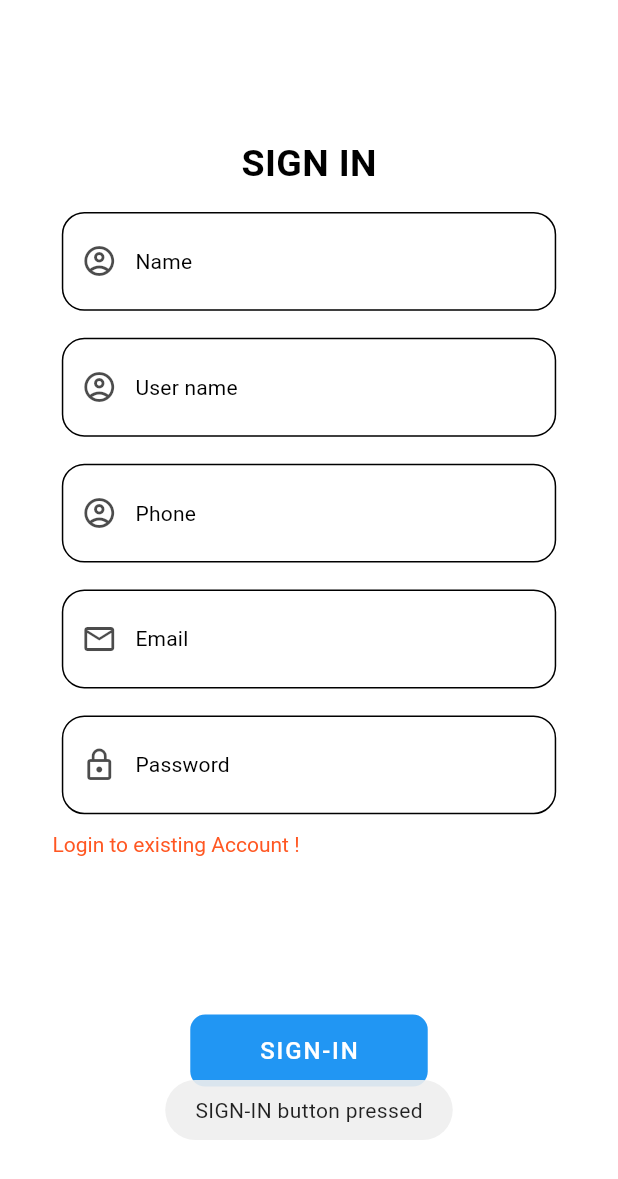
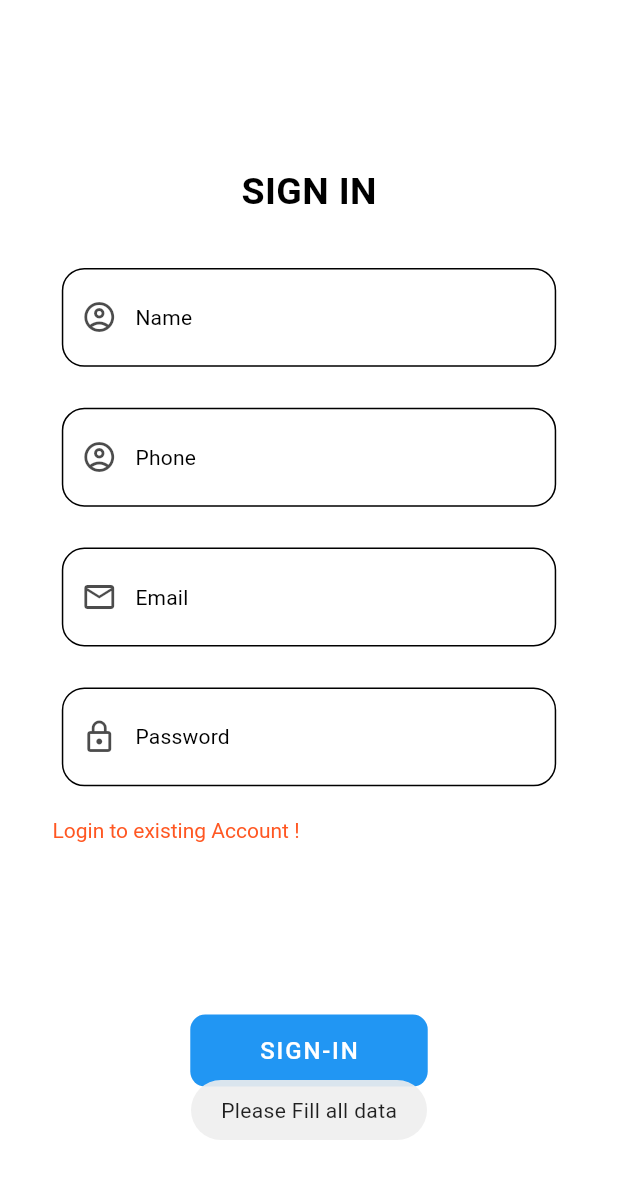
Before and after one commit to DineshSinghAndroid/blackbox, a Flutter app: the SignupScreen screen opened directly, after a tap on "SIGN-IN", on a phone screen of 412 x 824 dp. Shown: the top 1179 px of the screen. Run offline on Flutter 3.47's test engine with Material 2 defaults, Android fonts, the phone set to English and light mode, and no system bars; our stand-ins replace drift, flutter_screenutil, fluttertoast, get, lottie, shared_preferences; missing offline and left inert: flutter_barcode_scanner, flutter_qr_bar_scanner; accounts and stored records are empty; generated files the repository leaves out were written again.

Commit message:
login signup done

```diff
--- a/lib/Model/ModelRegistration.dart
+++ b/lib/Model/ModelRegistration.dart
@@ -1,18 +1,15 @@
 class ModelRegister {
   String? message;
-  int? otp;
 
-  ModelRegister({this.message, this.otp});
+  ModelRegister({this.message});
 
   ModelRegister.fromJson(Map<String, dynamic> json) {
     message = json['message'];
-    otp = json['otp'];
   }
 
   Map<String, dynamic> toJson() {
     final Map<String, dynamic> data = new Map<String, dynamic>();
     data['message'] = this.message;
-    data['otp'] = this.otp;
     return data;
   }
 }
--- a/lib/View/auth/login_screen.dart
+++ b/lib/View/auth/login_screen.dart
@@ -1,3 +1,6 @@
+import 'dart:convert';
+import 'package:http/http.dart' as http;
+
 import 'package:blackbox/Utils/app_theme.dart';
 import 'package:blackbox/Utils/button.dart';
 import 'package:blackbox/View/auth/signup_screen.dart';
@@ -12,12 +15,13 @@ class LoginScreen extends StatefulWidget {
   _LoginScreenState createState() => _LoginScreenState();
 }
 
-class _LoginScreenState extends State<LoginScreen>
-    with SingleTickerProviderStateMixin {
+class _LoginScreenState extends State<LoginScreen> with SingleTickerProviderStateMixin {
   late AnimationController _controller;
   late Animation<double> _animation;
   TextEditingController AddName = TextEditingController();
 
+  TextEditingController username = TextEditingController();
+  TextEditingController password = TextEditingController();
   @override
   void initState() {
     super.initState();
@@ -49,6 +53,34 @@ class _LoginScreenState extends State<LoginScreen>
       );
 
     _controller.forward();
+  }
+
+  login(String phone, password) async {
+    Map data = {"username": phone, "password": password};
+    print("GOING DATA IS ::::>>>>$data");
+
+    String body = json.encode(data);
+    var url = 'https://bbxlite.azurewebsites.net/api/userLogin?code=L3nlW6WNdjZT8BJJ4_CR1u3F8WL60s2jdfJCGND1pLGFAzFunHfX-w==';
+    var response = await http.post(
+      Uri.parse(url),
+      body: body,
+      headers: {"Content-Type": "application/json", "accept": "application/json", "Access-Control-Allow-Origin": "*"},
+    );
+    print(response.body);
+    print(response.statusCode);
+    String mess = json.decode(response.body)["message"].toString();
+    String OTPfromServer = json.decode(response.body)["otp"].toString();
+
+    print("OTP IS ::::>>>" + OTPfromServer);
+    if (response.statusCode == 200) {
+      Fluttertoast.showToast(msg: mess);
+
+      print('success');
+    } else {
+      print('error');
+
+      Fluttertoast.showToast(msg: mess);
+    }
   }
 
   @override
@@ -86,10 +118,8 @@ class _LoginScreenState extends State<LoginScreen>
                         ),
                       ),
                       SizedBox(),
-                      component1(Icons.account_circle_outlined, 'User Id...',
-                          false, false),
-                       component1(
-                          Icons.lock_outline, 'Password...', true, false),
+                      component1(Icons.account_circle_outlined, 'Phone Number...', false, false),
+                      component1(Icons.lock_outline, 'Password...', true, false),
                       Row(
                         mainAxisAlignment: MainAxisAlignment.center,
                         children: [
@@ -102,9 +132,7 @@ class _LoginScreenState extends State<LoginScreen>
                               recognizer: TapGestureRecognizer()
                                 ..onTap = () {
                                   HapticFeedback.lightImpact();
-                                  Fluttertoast.showToast(
-                                      msg:
-                                          'Forgotten password! button pressed');
+                                  Fluttertoast.showToast(msg: 'Forgotten password! button pressed');
                                 },
                             ),
                           ),
@@ -115,9 +143,11 @@ class _LoginScreenState extends State<LoginScreen>
                               style: TextStyle(color: AppTheme.orange),
                               recognizer: TapGestureRecognizer()
                                 ..onTap = () {
-                                Navigator.push(context, MaterialPageRoute(builder: (context)
-                                => SignupScreen(),))
-                                ;
+                                  Navigator.push(
+                                      context,
+                                      MaterialPageRoute(
+                                        builder: (context) => SignupScreen(),
+                                      ));
                                   HapticFeedback.lightImpact();
                                   Fluttertoast.showToast(
                                     msg: 'Creating new account',
@@ -156,14 +186,14 @@ class _LoginScreenState extends State<LoginScreen>
 
                       Align(
                         alignment: Alignment.center,
-                        child: CommonButton("Login", (){  Navigator.push(context, MaterialPageRoute(builder: (context) => BarcodeScanner(),));
-
-                        HapticFeedback.lightImpact();
-                        Fluttertoast.showToast(
-                          msg: 'Login Done',
-                        );}),
-                      ),
-
+                        child: CommonButton(
+                          "Login",
+                          () {
+                            login(username.text.trim(), password.text.trim());
+                            HapticFeedback.lightImpact();
+                          },
+                        ),
+                      )
                     ],
                   ),
                 ),
@@ -175,8 +205,7 @@ class _LoginScreenState extends State<LoginScreen>
     );
   }
 
-  Widget component1(
-      IconData icon, String hintText, bool isPassword, bool isEmail) {
+  Widget component1(IconData icon, String hintText, bool isPassword, bool isEmail) {
     double _width = MediaQuery.of(context).size.width;
     return Container(
       height: _width / 8,
@@ -184,15 +213,13 @@ class _LoginScreenState extends State<LoginScreen>
       alignment: Alignment.center,
       padding: EdgeInsets.only(right: _width / 30),
       decoration: BoxDecoration(
-        // color: AppTheme.gray,
-        borderRadius: BorderRadius.circular(15),
-        border: Border.all(color: Colors.black,width: 1)
-      ),
+          // color: AppTheme.gray,
+          borderRadius: BorderRadius.circular(15),
+          border: Border.all(color: Colors.black, width: 1)),
       child: TextField(
         style: TextStyle(color: Colors.black.withOpacity(.9)),
         obscureText: isPassword,
-        keyboardType: isEmail ?
-        TextInputType.emailAddress : TextInputType.text,
+        keyboardType: isEmail ? TextInputType.emailAddress : TextInputType.text,
         decoration: InputDecoration(
           prefixIcon: Icon(
             icon,
@@ -213,8 +240,7 @@ class _LoginScreenState extends State<LoginScreen>
 
 class MyBehavior extends ScrollBehavior {
   @override
-  Widget buildViewportChrome(
-      BuildContext context, Widget child, AxisDirection axisDirection) {
+  Widget buildViewportChrome(BuildContext context, Widget child, AxisDirection axisDirection) {
     return child;
   }
 }
--- a/lib/View/auth/signup_screen.dart
+++ b/lib/View/auth/signup_screen.dart
@@ -1,6 +1,7 @@
 import 'dart:convert';
 import 'dart:developer';
-
+import 'package:blackbox/View/auth/verifyOTPScreen.dart';
+import 'package:http/http.dart' as http;
 import 'package:blackbox/Utils/ApiService.dart';
 import 'package:blackbox/View/auth/login_screen.dart';
 import 'package:blackbox/View/ui/home_barcode_scanner.dart';
@@ -20,8 +21,7 @@ class SignupScreen extends StatefulWidget {
   _SignupScreenState createState() => _SignupScreenState();
 }
 
-class _SignupScreenState extends State<SignupScreen>
-    with SingleTickerProviderStateMixin {
+class _SignupScreenState extends State<SignupScreen> with SingleTickerProviderStateMixin {
   late AnimationController _controller;
   late Animation<double> _animation;
 
@@ -64,6 +64,38 @@ class _SignupScreenState extends State<SignupScreen>
     _controller.forward();
   }
 
+  register(String name, phone, email, password) async {
+    Map data = {"name": name, "phone": phone, "username": phone, "email": email, "password": password};
+    print("GOING DATA IS ::::>>>>$data");
+
+    String body = json.encode(data);
+    var url = 'https://bbxlite.azurewebsites.net/api/registerUser?code=cy0as7vM-Mt_Mi7bu6OAJOdLeCUCdlhNc3fhPhy8HpKsAzFuA4OAaA==';
+    var response = await http.post(
+      Uri.parse(url),
+      body: body,
+      headers: {"Content-Type": "application/json", "accept": "application/json", "Access-Control-Allow-Origin": "*"},
+    );
+    print(response.body);
+    print(response.statusCode);
+    String mess = json.decode(response.body)["message"].toString();
+    String OTPfromServer = json.decode(response.body)["otp"].toString();
+
+    print("OTP IS ::::>>>" + OTPfromServer);
+    if (response.statusCode == 200) {
+      Fluttertoast.showToast(msg: mess);
+      Navigator.push(
+          context,
+          MaterialPageRoute(
+            builder: (context) => VerifyOTPScreen(realOTP: OTPfromServer),
+          ));
+      print('success');
+    } else {
+      print('error');
+
+      Fluttertoast.showToast(msg: mess);
+    }
+  }
+
   @override
   void dispose() {
     _controller.dispose();
@@ -103,11 +135,11 @@ class _SignupScreenState extends State<SignupScreen>
                           ),
                         ),
                         SizedBox(),
-                        component1(Icons.account_circle_outlined, 'Name', false, false, name),
-                        component1(Icons.account_circle_outlined, 'User name', false, false, username),
-                        component1(Icons.account_circle_outlined, 'Phone', false, false, phone),
-                        component1(Icons.email_outlined, 'Email', false, true, email),
-                        component1(Icons.lock_outline, 'Password', true, false, password),
+                        component1(Icons.account_circle_outlined, 'Name', false, false, name, TextInputType.text),
+                        // component1(Icons.account_circle_outlined, 'User name', false, false, username),
+                        component1(Icons.account_circle_outlined, 'Phone', false, false, phone, TextInputType.number),
+                        component1(Icons.email_outlined, 'Email', false, true, email, TextInputType.emailAddress),
+                        component1(Icons.lock_outline, 'Password', true, false, password, TextInputType.visiblePassword),
                         Row(
                           mainAxisAlignment: MainAxisAlignment.start,
                           children: [
@@ -141,49 +173,19 @@ class _SignupScreenState extends State<SignupScreen>
                     flex: 3,
                     child: Stack(
                       children: [
-                        // Center(
-                        //   child: Container(
-                        //     margin: EdgeInsets.only(bottom: _width * .07),
-                        //     height: _width * .7,
-                        //     width: _width * .7,
-                        //     decoration: BoxDecoration(
-                        //       shape: BoxShape.circle,
-                        //       gradient: LinearGradient(
-                        //         colors: [
-                        //           Colors.transparent,
-                        //           Colors.transparent,
-                        //           Color(0xff09090A),
-                        //         ],
-                        //         begin: Alignment.topCenter,
-                        //         end: Alignment.bottomCenter,
-                        //       ),
-                        //     ),
-                        //   ),
-                        // ),
                         Align(
                           alignment: Alignment.center,
-                          child: CommonButton("SIGN-IN", () {
-                            if (formkey.currentState!.validate()) {
-                              signupRepo(
-                                name: name.text,
-                                phone: phone.text,
-                                username: username.text,
-                                email: email.text,
-                                password: password.text,
-
-                              ).then((value) async {
-                                print(value.message);
-                                if (value.otp != null) {
-                                  Get.toNamed(MyRouter.loginScreen,);
-                                }
-                              });
-                              print('error');
-                            }
-                            Fluttertoast.showToast(
-                              msg: 'SIGN-IN button pressed',
-                            );
-                          }),
-                        ),
+                          child: CommonButton(
+                            "SIGN-IN",
+                            () {
+                              if (name.text.length < 3 || email.text.length < 3 || phone.text.length < 10 || password.text.length < 8) {
+                                Fluttertoast.showToast(msg: "Please Fill all data");
+                              } else {
+                                register(name.text.trim(), phone.text.trim(), email.text.trim(), password.text.trim().toString());
+                              }
+                            },
+                          ),
+                        )
                       ],
                     ),
                   ),
@@ -196,7 +198,7 @@ class _SignupScreenState extends State<SignupScreen>
     );
   }
 
-  Widget component1(IconData icon, String hintText, bool isPassword, bool isEmail, Controller) {
+  Widget component1(IconData icon, String hintText, bool isPassword, bool isEmail, Controller, type) {
     double _width = MediaQuery.of(context).size.width;
     return Container(
       height: Get.height * 0.08,
@@ -212,7 +214,7 @@ class _SignupScreenState extends State<SignupScreen>
         style: TextStyle(color: Colors.black.withOpacity(.9)),
         obscureText: isPassword,
         controller: Controller,
-        keyboardType: isEmail ? TextInputType.emailAddress : TextInputType.text,
+        keyboardType: type,
         decoration: InputDecoration(
           prefixIcon: Icon(
             icon,
@@ -226,35 +228,14 @@ class _SignupScreenState extends State<SignupScreen>
             color: AppTheme.black,
           ),
         ),
-
-
       ),
     );
-  }
-
-  callSignupAPI() {
-    final service = ApiService();
-
-    service.apiCallsignup({
-      "name": name.text,
-      "username": username.text,
-      "email": email.text,
-      "phone": phone.text,
-      "password": password.text
-    }).then((value) async {
-      if (value.error != null) {
-        print("Get data " + value.error.toString());
-      } else {
-        Get.toNamed(MyRouter.loginScreen);
-      }
-    });
   }
 }
 
 class MyBehavior extends ScrollBehavior {
   @override
-  Widget buildViewportChrome(
-      BuildContext context, Widget child, AxisDirection axisDirection) {
+  Widget buildViewportChrome(BuildContext context, Widget child, AxisDirection axisDirection) {
     return child;
   }
 }
--- a/lib/repository/signup_repository.dart
+++ b/lib/repository/signup_repository.dart
@@ -1,43 +1,43 @@
-import 'dart:convert';
-import 'package:flutter/src/widgets/framework.dart';
-import 'package:http/http.dart' as http;
-import 'dart:io';
-
-import '../Model/ModelRegistration.dart';
-import '../Utils/Apiconstant.dart';
-
-Future<ModelRegister> signupRepo({name, phone, username , email, password }) async {
-
-  try {
-    var auth = "cy0as7vM-Mt_Mi7bu6OAJOdLeCUCdlhNc3fhPhy8HpKsAzFuA4OAaA==";
-
-    var map = <String, dynamic>{};
-    map['name'] = "name";
-    map['phone'] = "phone";
-    map['username'] = "username";
-    map['email'] = "email";
-    map['password'] = "password";
-    print(map);
-
-    final headers = {
-      HttpHeaders.contentTypeHeader: 'text/plain; charset=utf-8',
-      HttpHeaders.acceptHeader: 'application/json',
-      HttpHeaders.authorizationHeader: 'cy0as7vM-Mt_Mi7bu6OAJOdLeCUCdlhNc3fhPhy8HpKsAzFuA4OAaA==',
-    };
-
-    http.Response response = await http.post(Uri.parse("https://bbxlite.azurewebsites.net/api/registerUser?code=cy0as7vMMt_Mi7bu6OAJOdLeCUCdlhNc3fhPhy8HpKsAzFuA4OAaA=="), body: jsonEncode(map), headers: headers);
-    print(response.statusCode.toString());
-
-    if (response.statusCode == 200) {
-      print('SEREVER RESPONSE::' + response.statusCode.toString());
-      return ModelRegister.fromJson(jsonDecode(response.body));
-    } else {
-      print('SEREVER RESPONSE::' + response.body.toString());
-      return ModelRegister.fromJson(jsonDecode(response.body));
-    }
-  } on SocketException {
-    return ModelRegister(message: "No Internet Access");
-  } catch (e) {
-    return ModelRegister(message: e.toString(),);
-  }
-}
+// import 'dart:convert';
+// import 'package:flutter/src/widgets/framework.dart';
+// import 'package:http/http.dart' as http;
+// import 'dart:io';
+//
+// import '../Model/ModelRegistration.dart';
+// import '../Utils/Apiconstant.dart';
+//
+// Future<ModelRegister> signupRepo({name, phone, username , email, password }) async {
+//
+//   try {
+//     var auth = "cy0as7vM-Mt_Mi7bu6OAJOdLeCUCdlhNc3fhPhy8HpKsAzFuA4OAaA==";
+//
+//     var map = <String, dynamic>{};
+//     map['name'] = "name";
+//     map['phone'] = "phone";
+//     map['username'] = "username";
+//     map['email'] = "email";
+//     map['password'] = "password";
+//     print(map);
+//
+//     final headers = {
+//       HttpHeaders.contentTypeHeader: 'text/plain; charset=utf-8',
+//       HttpHeaders.acceptHeader: 'application/json',
+//       HttpHeaders.authorizationHeader: 'cy0as7vM-Mt_Mi7bu6OAJOdLeCUCdlhNc3fhPhy8HpKsAzFuA4OAaA==',
+//     };
+//
+//     http.Response response = await http.post(Uri.parse("https://bbxlite.azurewebsites.net/api/registerUser?code=cy0as7vMMt_Mi7bu6OAJOdLeCUCdlhNc3fhPhy8HpKsAzFuA4OAaA=="), body: jsonEncode(map), headers: headers);
+//     print(response.statusCode.toString());
+//
+//     if (response.statusCode == 200) {
+//       print('SEREVER RESPONSE::' + response.statusCode.toString());
+//       return ModelRegister.fromJson(jsonDecode(response.body));
+//     } else {
+//       print('SEREVER RESPONSE::' + response.body.toString());
+//       return ModelRegister.fromJson(jsonDecode(response.body));
+//     }
+//   } on SocketException {
+//     return ModelRegister(message: "No Internet Access");
+//   } catch (e) {
+//     return ModelRegister(message: e.toString(),);
+//   }
+// }
--- a/pubspec.yaml
+++ b/pubspec.yaml
@@ -78,8 +78,8 @@ flutter:
   uses-material-design: true
 
   # To add assets to your application, add an assets section, like this:
-#  assets:
-#    - assets/
+  assets:
+    - assets/images/
 
 
   # An image asset can refer to one or more resolution-specific "variants", see
```
Also changed, not shown: lib/View/auth/verifyOTPScreen.dart (added, +196 -0 lines), assets/images/illustration-1.png (added), assets/images/illustration-2.png (added), assets/images/illustration-3.png (added), 1 other file.
